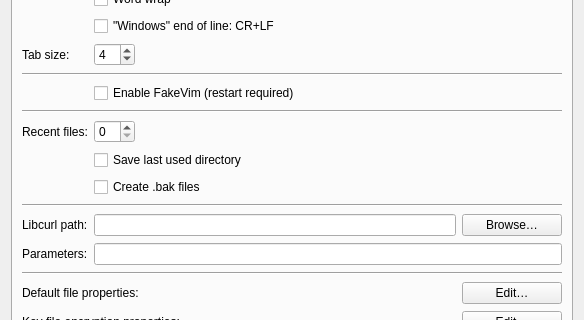
evpo/EncryptPad, file qt_ui/preferences_dialog.ui: the form before one commit; both pictures show x 0 to 584 and y 114 to 434 of the 584 by 562 pixel window.
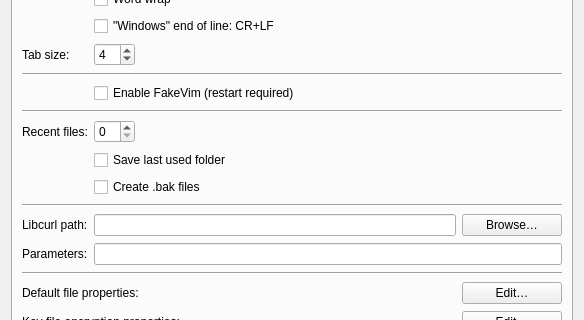
The form after the commit.

Commit message: Replace directory with folder in GUI

Diff of the .ui file:
```diff
--- a/qt_ui/preferences_dialog.ui
+++ b/qt_ui/preferences_dialog.ui
@@ -257,7 +257,7 @@
           <string>Retain last used directory between EncryptPad sessions</string>
          </property>
          <property name="text">
-          <string>Save last used directory</string>
+          <string>Save last used folder</string>
          </property>
         </widget>
        </item>
```
Left out of the diff: 2 changed lines with no effect on the pictures. The commit also changes 4 other files.
